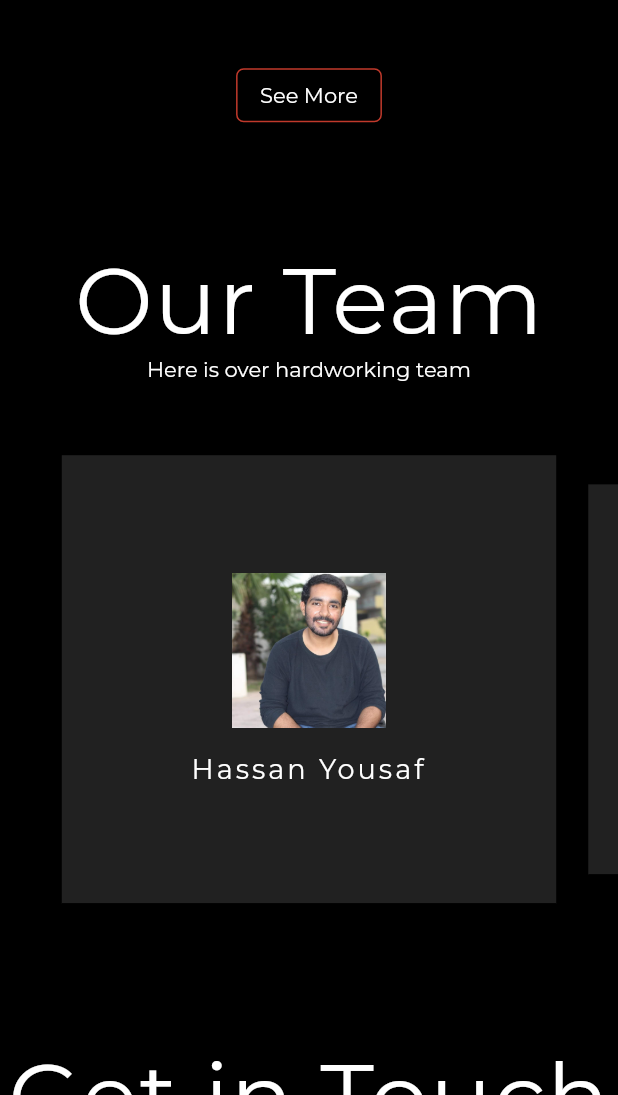
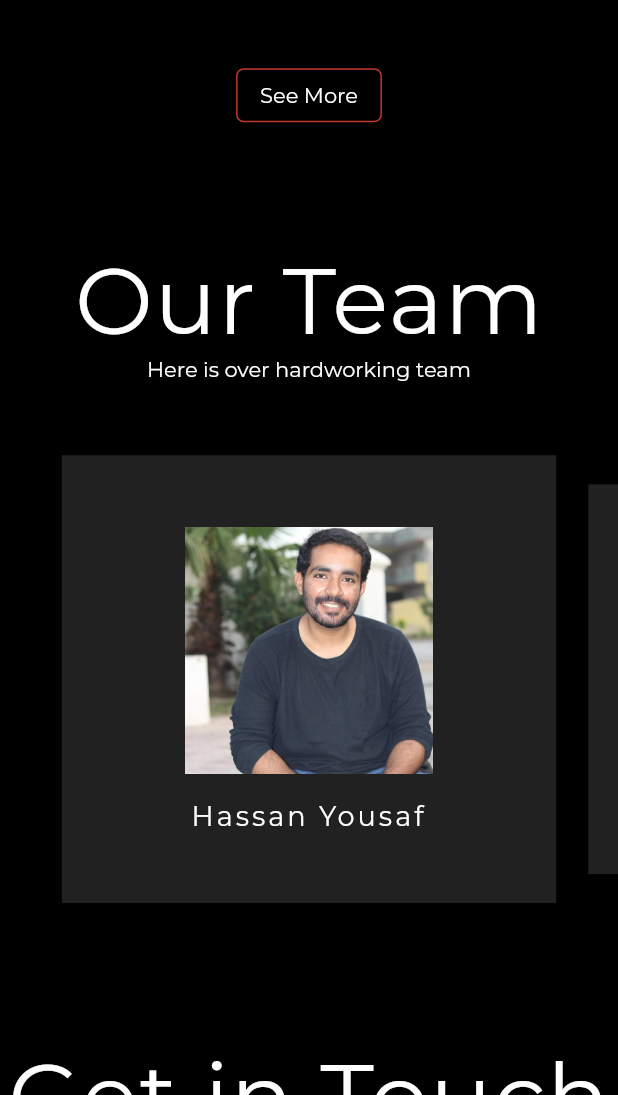
Before and after one commit to ahmadyousafk/devfolio, a Flutter app: the screen it shows after launch, scrolled down 2880 dp, on a phone screen of 412 x 824 dp, the part 141-1236 px from its top. Run offline on Flutter 3.47's test engine with Material 2 defaults, Android fonts, the phone set to English and light mode, and no system bars; drawn by our look-alikes of carousel_slider, flip_card; our stand-ins replace animated_text_kit, font_awesome_flutter, google_fonts, responsive_builder, shared_preferences, url_strategy; missing offline and left inert: mailto, universal_html; network calls fail; statements that could not run were skipped.

Commit message:
4 Nov 11:32 am

```diff
--- a/lib/constants.dart
+++ b/lib/constants.dart
@@ -184,21 +184,11 @@ final kTeamTitles = [
 ];
 
 final kTeamDescriptions = [
-  "Skills\n- E Commerce specialist\n- Amazon specialist...!",
-  "Skills\n- php Laravel\n- Mobile App Development\n- Digital artist...!",
-  "Skills\n- Mobile App Development\n- Web Development\n- UX/UI Designer...!",
-  "Skills\n- Mobile App Development\n- Web Development\n-UX/UI Designer...!",
-  "Skills\n- Web Development\n- PHP Laravel...!",
-  "Skills\n- Web Development\n- PHP Laravel...!",
-  "Skills\n- Web Development\n- PHP Laravel...!"
+  "Skills\n\n- E Commerce specialist\n- Amazon specialist...!",
+  "Skills\n\n- Mobile App Development\n- php Laravel\n- Digital artist...!",
+  "Skills\n\n- Mobile App Development\n- Web Development\n- UX/UI Designer...!",
+  "Skills\n\n- Mobile App Development\n- Web Development\n-UX/UI Designer...!",
+  "Skills\n\n- Web Development\n- PHP Laravel\n- Wordpress...!",
+  "Skills\n\n- Web Development\n- PHP Laravel\n- Wordpress...!",
+  "Skills\n\n- Web Development\n- PHP Laravel\n- Wordpress...!"
 ];
-
-// final kTeamLinks = [
-//   "https://play.google.com/store/apps/details?id=com.akio.avokado",
-//   "https://play.google.com/store/apps/details?id=com.a2ztech.drop247",
-//   "https://www.instagram.com/p/CTHIF8XhWlA/",
-//   "https://www.instagram.com/p/CTHIF8XhWlA/",
-//   "https://amsecind.com/",
-//   "https://amsecind.com/",
-//   "https://amsecind.com/"
-// ];
--- a/lib/sections/team/team.dart
+++ b/lib/sections/team/team.dart
@@ -1,6 +1,4 @@
 import 'package:flutter/material.dart';
-// import 'package:folio/sections/services/servicesDesktop.dart';
-// import 'package:folio/sections/services/servicesMobile.dart';
 import 'package:folio/sections/team/teamDesktop.dart';
 import 'package:folio/sections/team/teamMobile.dart';
 import 'package:responsive_builder/responsive_builder.dart';
--- a/lib/widget/serviceCard.dart
+++ b/lib/widget/serviceCard.dart
@@ -10,6 +10,7 @@ import 'package:url_launcher/url_launcher.dart';
 class ServiceCard extends StatefulWidget {
   final String serviceIcon;
   final String serviceTitle;
+  final String serviceHeading;
   final String serviceDescription;
   final String serviceLink;
   final double cardWidth;
@@ -19,6 +20,7 @@ class ServiceCard extends StatefulWidget {
   const ServiceCard({
     @required this.serviceIcon,
     this.serviceTitle,
+    this.serviceHeading,
     this.serviceDescription,
     this.serviceLink,
     this.cardHeight,
@@ -123,7 +125,8 @@ class _ServiceCardState extends State<ServiceCard> {
             children: [
               Image.asset(
                 widget.serviceIcon,
-                height: height * 0.125,
+                height: height * 0.200,
+                width: width * 0.600,
               ),
               SizedBox(
                 height: height * 0.02,
```
